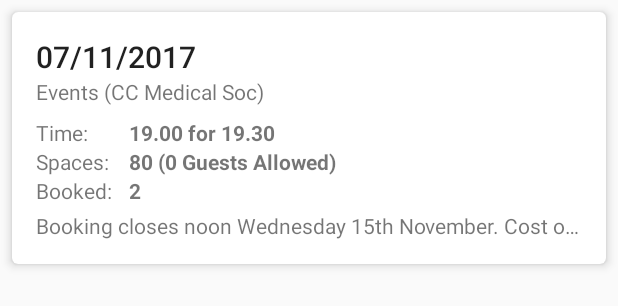
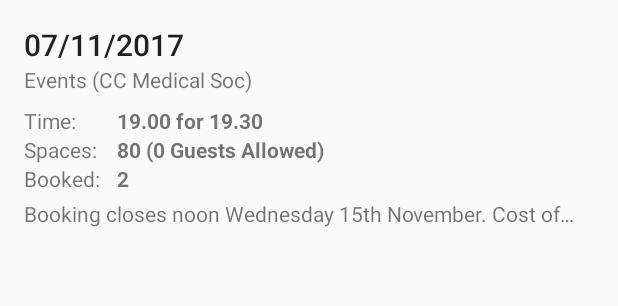
Before and after one commit to cheahjs/ChristsMeal, an Android app: the layout item_booking.xml on its own in the app's theme, with its tools: preview values and no code run, on a phone screen of 412 x 824 dp. Shown: the top 306 px of the screen. Run offline under Robolectric (Android 15) with nearby library versions, the phone set to English and light mode, and no system bars.

Commit message:
Revert change to cardviews

```diff
--- a/app/src/main/java/me/jscheah/christsmeal/fragments/BookingFragment.kt
+++ b/app/src/main/java/me/jscheah/christsmeal/fragments/BookingFragment.kt
@@ -56,6 +56,7 @@ class BookingFragment : Fragment() {
         } else {
             layoutManager.onRestoreInstanceState(savedInstanceState.getParcelable(STATE_LAYOUT))
         }
+        booking_list.addItemDecoration(DividerItemDecoration(view.context, layoutManager.orientation))
         booking_list.layoutManager = layoutManager
         booking_list.adapter = adapter
     }
--- a/app/src/main/res/layout/item_booking.xml
+++ b/app/src/main/res/layout/item_booking.xml
@@ -1,14 +1,17 @@
 <?xml version="1.0" encoding="utf-8"?>
-<android.support.v7.widget.CardView xmlns:android="http://schemas.android.com/apk/res/android"
+<!--<android.support.v7.widget.CardView xmlns:android="http://schemas.android.com/apk/res/android"-->
+<!--xmlns:app="http://schemas.android.com/apk/res-auto"-->
+<!--xmlns:tools="http://schemas.android.com/tools"-->
+<!--android:layout_height="wrap_content"-->
+<!--android:layout_width="match_parent"-->
+<!--app:cardElevation="4dp"-->
+<!--app:cardCornerRadius="4dp"-->
+<!--android:layout_margin="8dp"-->
+<!--&gt;-->
+<android.support.constraint.ConstraintLayout
+    xmlns:android="http://schemas.android.com/apk/res/android"
     xmlns:app="http://schemas.android.com/apk/res-auto"
     xmlns:tools="http://schemas.android.com/tools"
-    android:layout_height="wrap_content"
-    android:layout_width="match_parent"
-    app:cardElevation="4dp"
-    app:cardCornerRadius="4dp"
-    android:layout_margin="8dp"
-    >
-    <android.support.constraint.ConstraintLayout
     android:id="@+id/booking_container"
     android:layout_width="match_parent"
     android:layout_height="wrap_content"
@@ -111,4 +114,4 @@
 
 </android.support.constraint.ConstraintLayout>
 
-</android.support.v7.widget.CardView>
+    <!--</android.support.v7.widget.CardView>-->
```
Lines whose indentation alone changed are shown as unchanged.
